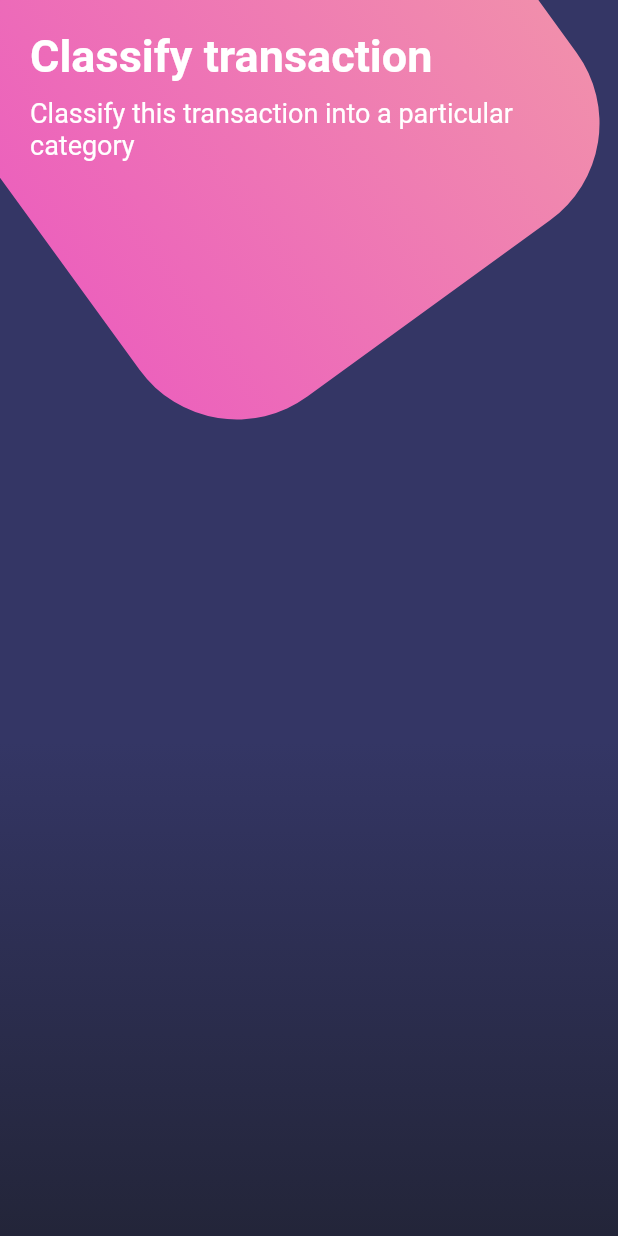
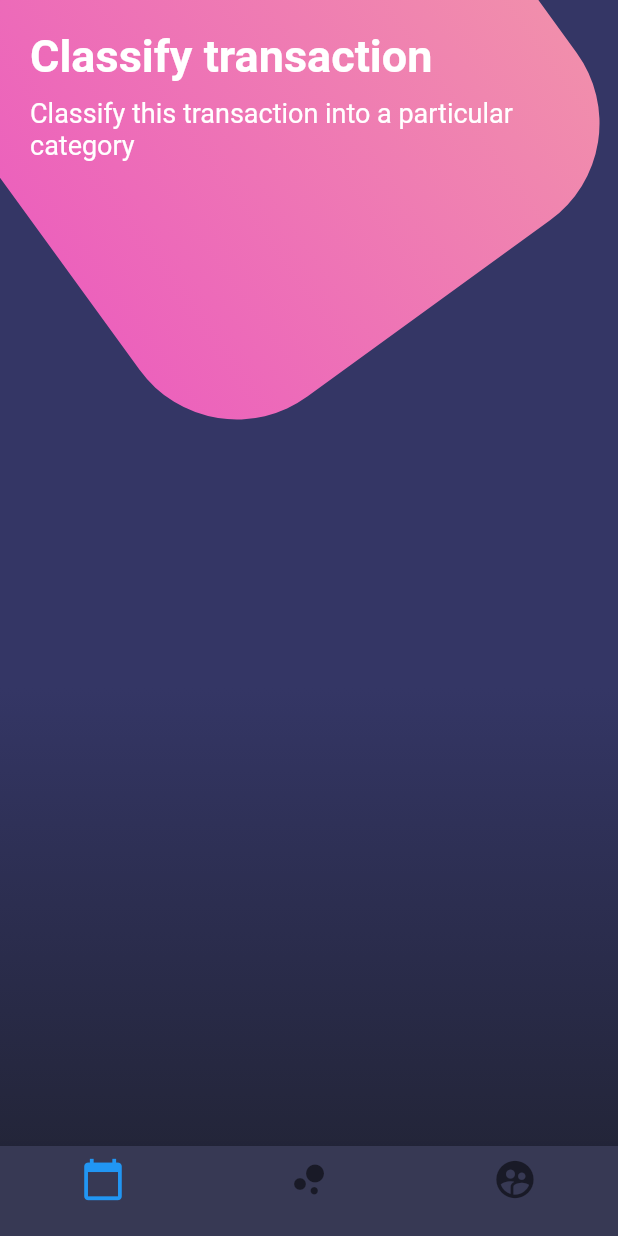
Before and after one commit to DentVega/Flutter-Designs, a Flutter app: the screen it shows after launch, on a phone screen of 412 x 824 dp. Run offline on Flutter 3.47's test engine with Material 2 defaults, Android fonts, the phone set to English and light mode, and no system bars.

```diff
--- a/lib/src/pages/botones_page.dart
+++ b/lib/src/pages/botones_page.dart
@@ -20,6 +20,7 @@ class BotonesPage extends StatelessWidget {
           ],
         ),
       ),
+      bottomNavigationBar: _bottomNavigationBar(context),
     );
   }
 
@@ -70,7 +71,9 @@ class BotonesPage extends StatelessWidget {
                   fontSize: 30.0,
                   fontWeight: FontWeight.bold),
             ),
-            SizedBox(height:  10.0,),
+            SizedBox(
+              height: 10.0,
+            ),
             Text('Classify this transaction into a particular category',
                 style: TextStyle(color: Colors.white, fontSize: 18.0))
           ],
@@ -78,4 +81,26 @@ class BotonesPage extends StatelessWidget {
       ),
     );
   }
+
+  Widget _bottomNavigationBar(BuildContext context) {
+    return new Theme(
+        data: Theme.of(context).copyWith(
+            canvasColor: Color.fromRGBO(55, 57, 84, 1.0),
+            primaryColor: Colors.pinkAccent,
+            textTheme: Theme.of(context).textTheme.copyWith(
+                caption: TextStyle(color: Color.fromRGBO(116, 117, 152, 1.0)))),
+        child: BottomNavigationBar(items: <BottomNavigationBarItem>[
+          BottomNavigationBarItem(
+              icon: Icon(
+                Icons.calendar_today,
+                size: 30.0,
+              ),
+              title: Container()),
+          BottomNavigationBarItem(
+              icon: Icon(Icons.bubble_chart, size: 30.0), title: Container()),
+          BottomNavigationBarItem(
+              icon: Icon(Icons.supervised_user_circle, size: 30.0),
+              title: Container())
+        ]));
+  }
 }
```
